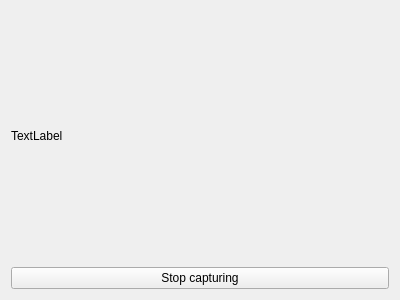
This is capturewidget.ui in rszeto/PAOLRawDataCapture as Qt 5 draws it before an edit. The edited form follows.
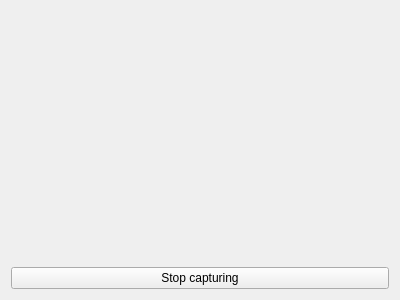
This is the edited form.

The edit to the form file:
```diff
--- a/capturewidget.ui
+++ b/capturewidget.ui
@@ -23,11 +23,14 @@
       </sizepolicy>
      </property>
      <property name="text">
-      <string>TextLabel</string>
+      <string/>
      </property>
      <property name="scaledContents">
       <bool>true</bool>
      </property>
+     <property name="alignment">
+      <set>Qt::AlignCenter</set>
+     </property>
     </widget>
    </item>
    <item>
```
